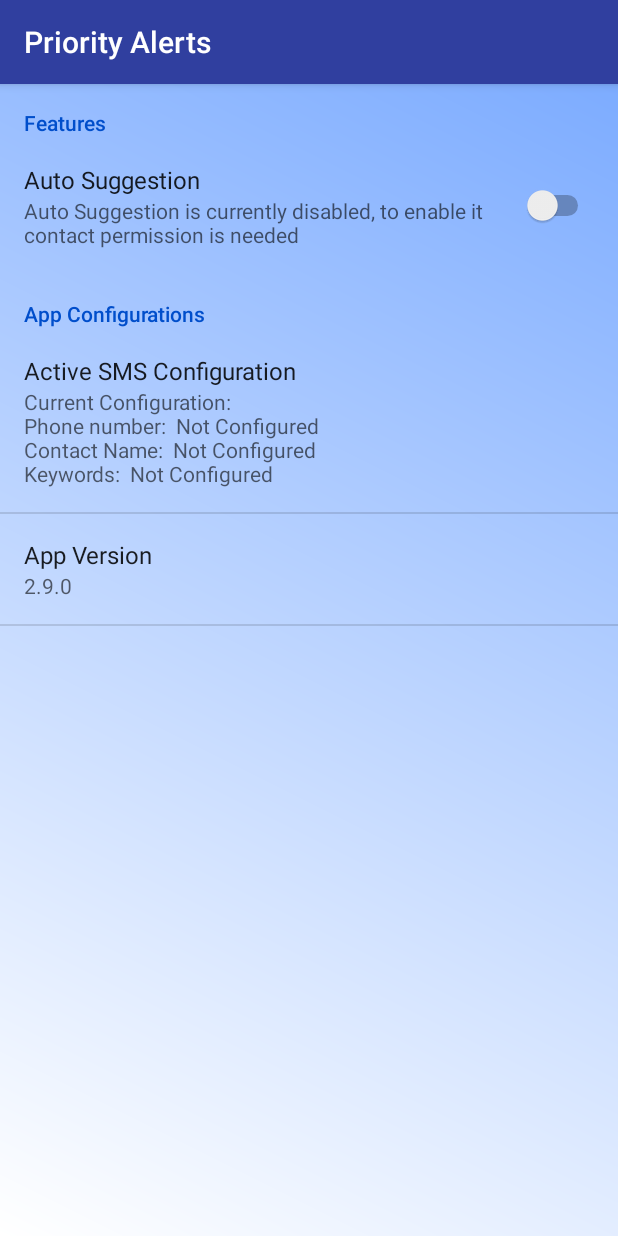
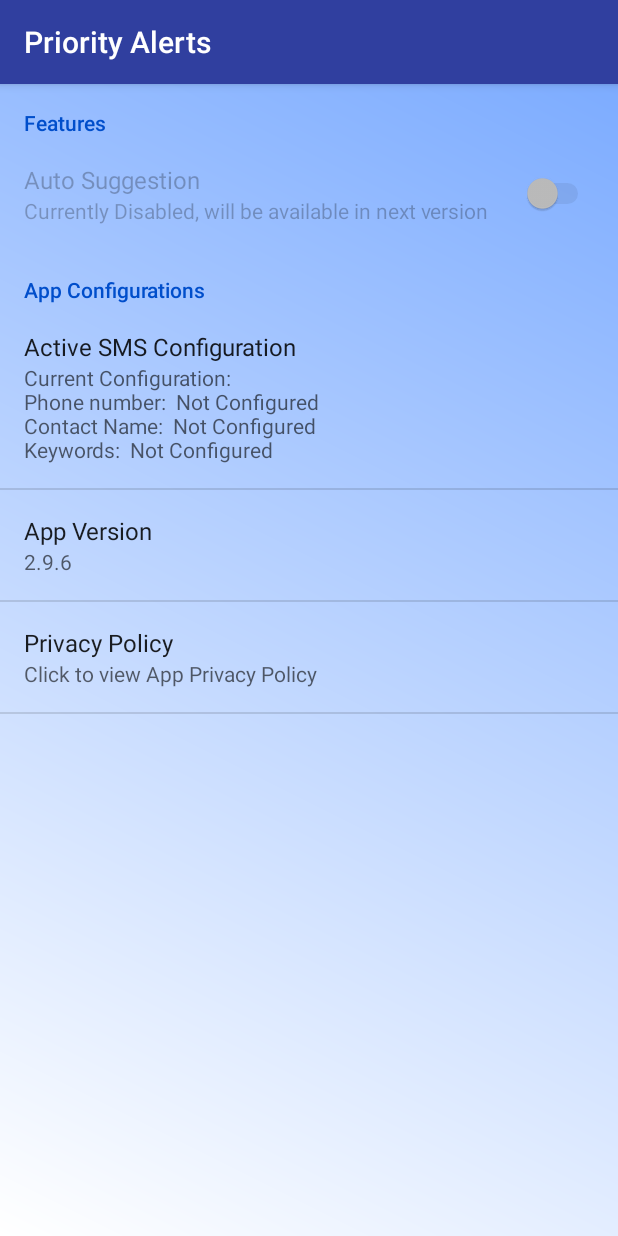
Before and after one commit to saiga006/message-finder, an Android app: the SettingsActivity screen opened directly, with no data from a screen before it, on a phone screen of 412 x 824 dp. Run offline under Robolectric (Android 15) with nearby library versions, the phone set to English and light mode, and no system bars.

Commit message:
[FIX] Release a play store compatible app variant
-- Source code for play store variant app
-- Adheres to app privacy policy and permission guidelines
-- Upstep the version
-- Remove unused features and permission
-- Make Onboarding screen user guidelines more decriptive
and appropriate

```diff
--- a/app/src/main/AndroidManifest.xml
+++ b/app/src/main/AndroidManifest.xml
@@ -9,8 +9,7 @@
     <uses-permission android:name="android.permission.RECEIVE_SMS" />
     <!-- permission needed to trigger vibration, on receiving notification -->
     <uses-permission android:name="android.permission.VIBRATE" />
-    <!-- permission needed to receive contacts value from contacts provider for auto suggestions -->
-    <uses-permission android:name="android.permission.READ_CONTACTS" />
+
 
 
     <application
--- a/app/src/main/res/layout/page_layout.xml
+++ b/app/src/main/res/layout/page_layout.xml
@@ -53,7 +53,7 @@
         android:layout_height="wrap_content"
         android:gravity="center"
         android:padding="8dp"
-        android:maxLines="3"
+        android:maxLines="4"
         android:layout_alignParentBottom="true"
         android:layout_below="@id/boarding_image"
         android:fontFamily="sans-serif"
--- a/app/src/main/res/values/strings.xml
+++ b/app/src/main/res/values/strings.xml
@@ -19,12 +19,15 @@
 
     <string name="app_version">App Version</string>
     <string name="app_version_key">app_version_key</string>
-    <string name="current_app_version">2.9.0</string>
+    <string name="current_app_version">2.9.6</string>
+    <string name="app_privacy_policy">Privacy Policy</string>
+    <string name="privacy_url">http://unchartedtech.work/privacy-policy</string>
+    <string name="user_guidance">Click to view App Privacy Policy</string>
 
     <string name="auto_suggestion_feature">Auto Suggestion</string>
     <string name="auto_suggestion_key">autosuggestion_key</string>
     <string name="auto_suggestion_on">Currently Enabled, restart the app for the feature</string>
-    <string name="auto_suggestion_off">Auto Suggestion is currently disabled, to enable it contact permission is needed</string>
+    <string name="auto_suggestion_off">Currently Disabled, will be available in next version</string>
 
     <string name="dialog_text">Do you want to enable auto suggestion feature for contact number ?</string>
     <string name="helper_text_keyword">Keywords must be in comma or space separated format</string>
@@ -33,9 +36,9 @@
     <string name="OnboardingTitle2">"PRIORITY ALERTS"</string>
     <string name="OnboardingTitle3">"PRIVACY"</string>
 
-    <string name="OnboardingDesc1">"Supports multiple keywords scanning through the SMS.\nServes as an SOS app"</string>
-    <string name="OnboardingDesc2">"Enables Priority Notification even in silent mode.\nTriggers Notification when the user configured keyword is received"</string>
-    <string name="OnboardingDesc3">"We follow all the android best practices to protect your privacy.We never collect data.\nDesigned inline with android permission guidelines"</string>
+    <string name="OnboardingDesc1">"Supports multiple keywords, informs when the user configured keyword is received via SMS".\n We need user approval to read incoming SMS in background to provide this feature"</string>
+    <string name="OnboardingDesc2">"Enables Notification even in silent mode for the configured keywords"</string>
+    <string name="OnboardingDesc3">"We follow all the android best practices to protect your privacy.We never collect and share data to anyone"</string>
     <string name="prev">Back</string>
     <string name="next">Next</string>
     <string name="finish">Finish</string>
--- a/app/src/main/res/xml/app_preferences.xml
+++ b/app/src/main/res/xml/app_preferences.xml
@@ -6,6 +6,7 @@
     <PreferenceCategory android:title="@string/app_pref_category1" android:key="@string/app_category_key1">
         <SwitchPreference android:title="@string/auto_suggestion_feature"
             android:defaultValue="false"
+            android:enabled="false"
             android:key="@string/auto_suggestion_key"
             android:summaryOff="@string/auto_suggestion_off"
             android:summaryOn="@string/auto_suggestion_on"/>
@@ -23,6 +24,23 @@
             android:enabled="false"
             android:shouldDisableView="false"
             android:summary="@string/current_app_version"/>
+           <Preference android:title="@string/app_privacy_policy"
+
+
+
+
+            android:enabled="true"
+            android:summary="@string/user_guidance">
+            <intent android:action="android.intent.action.VIEW"
+                android:data="@string/privacy_url"/>
+           </Preference>
+
+
+
+
+
+
+
 
     </PreferenceCategory>
 
```
Also changed, not shown: app/build.gradle (+5 -5 lines), 1 other file.
